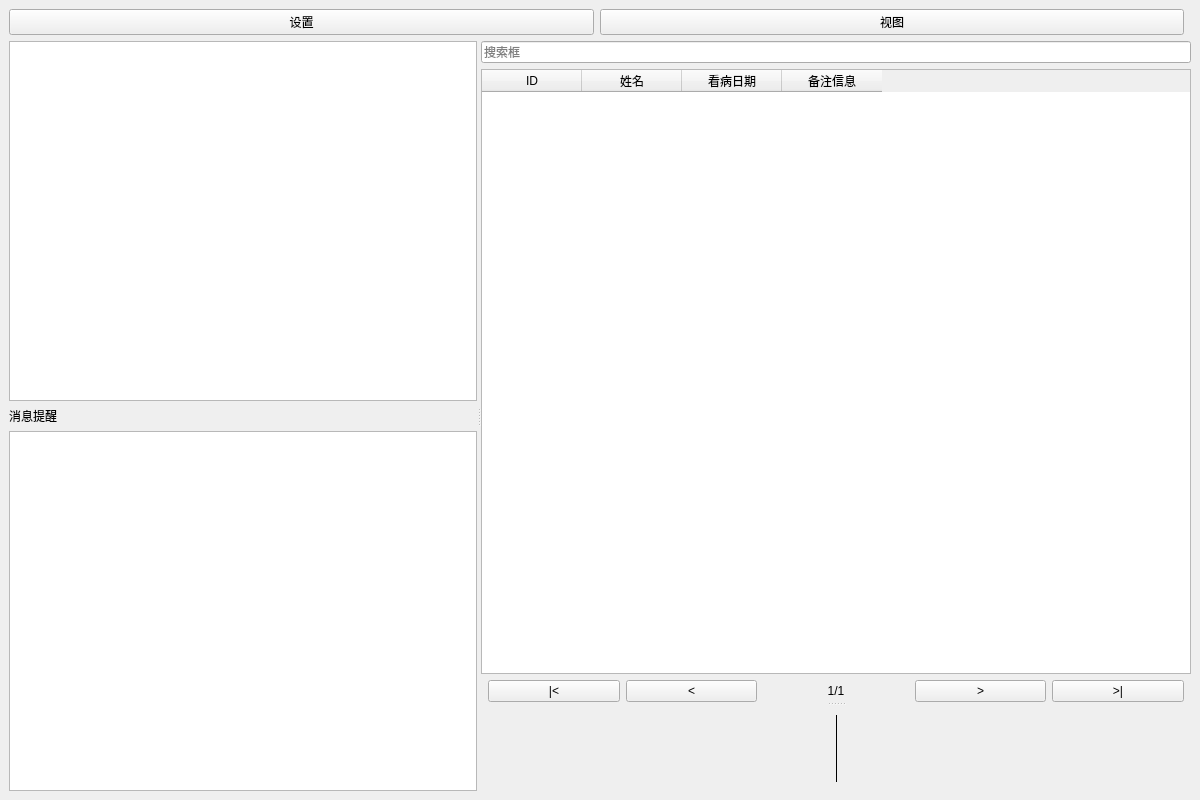
Qt form system/ui/doctor_window.ui (MarkXuJQ/Pelvis-Fracture-Image-Segmentation) before a commit.
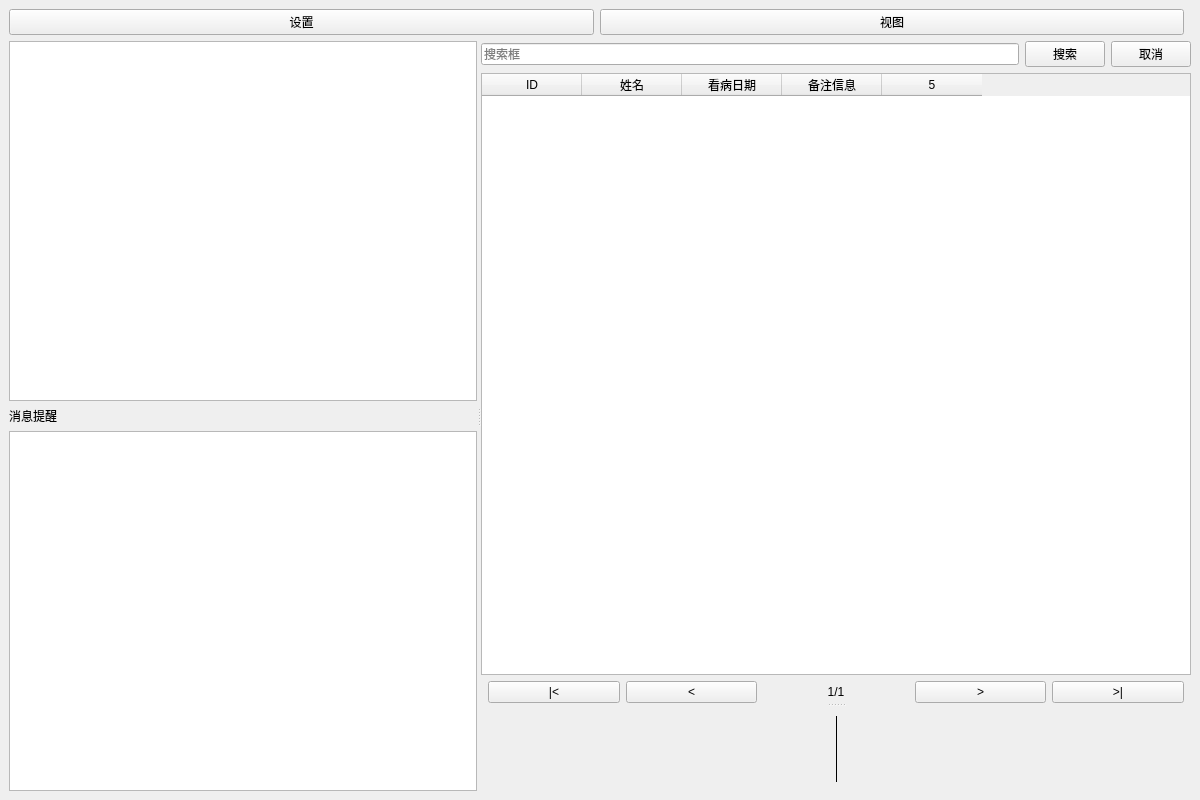
The same form after that commit.

Commit message: 查看和搜索

```diff
--- a/system/ui/doctor_window.ui
+++ b/system/ui/doctor_window.ui
@@ -73,6 +73,8 @@
        <widget class="QWidget" name="tableWidgetContainer">
         <layout class="QVBoxLayout" name="tableLayout">
          <item>
+          <layout class="QHBoxLayout">
+           <item>
           <widget class="QLineEdit" name="searchBox">
            <property name="placeholderText">
             <string>搜索框</string>
@@ -80,9 +82,25 @@
           </widget>
          </item>
          <item>
+            <widget class="QPushButton" name="searchButton">
+             <property name="text">
+              <string>搜索</string>
+             </property>
+            </widget>
+           </item>
+           <item>
+            <widget class="QPushButton" name="cancelButton">
+             <property name="text">
+              <string>取消</string>
+             </property>
+            </widget>
+           </item>
+          </layout>
+         </item>
+         <item>
           <widget class="QTableWidget" name="tableWidget">
            <property name="columnCount">
-            <number>4</number>
+            <number>5</number>
            </property>
            <property name="alternatingRowColors">
             <bool>true</bool>
```
Lines whose indentation alone changed are shown as unchanged. The commit also changes 1 other file.
